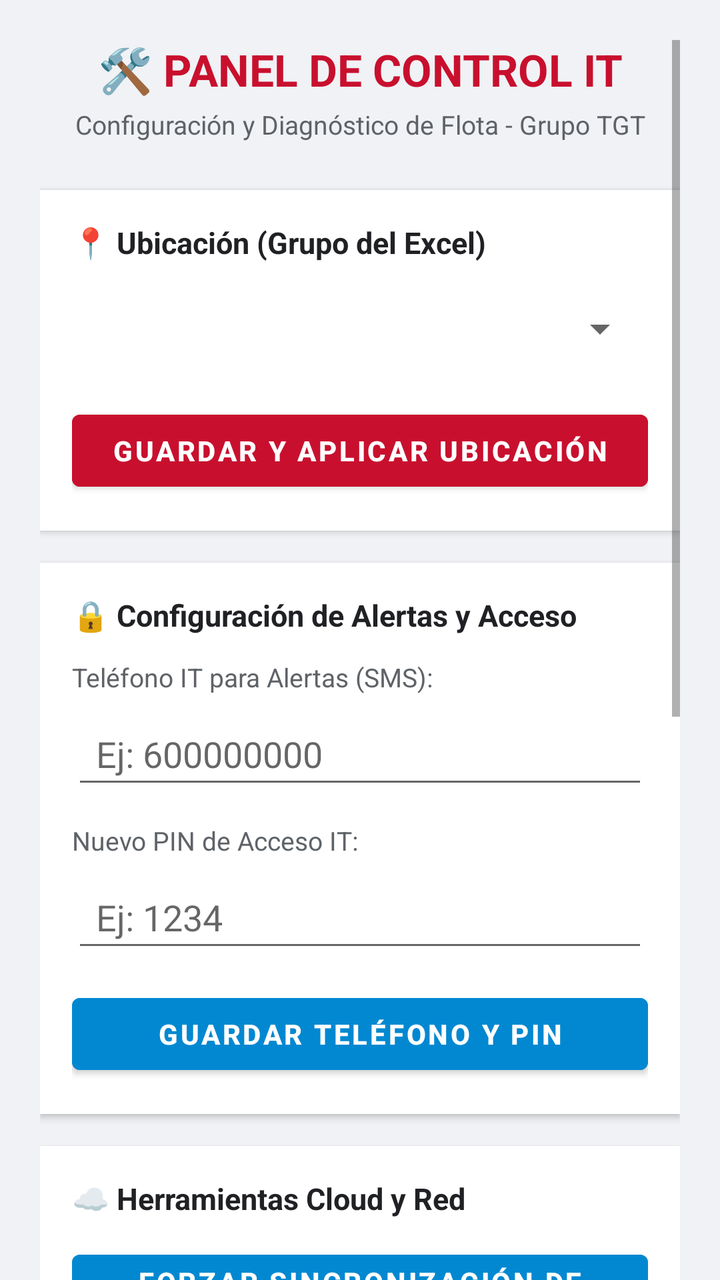
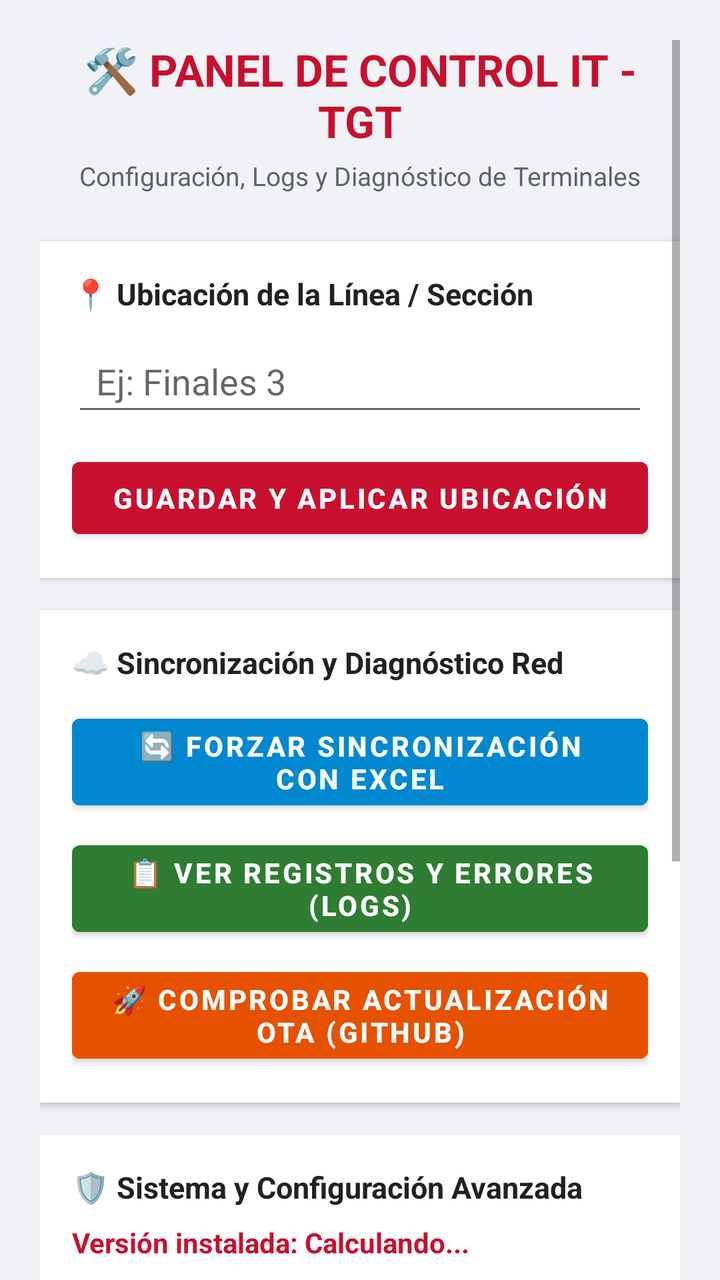

Screens rendered from an Android XML layout before and after an edit, with the pre-edit source and the edit as a unified diff.
<!-- AndroidManifest.xml: application theme Theme.LauncherKioscoTGT -->
<!-- res/layout/activity_it.xml -->
<?xml version="1.0" encoding="utf-8"?>
<ScrollView xmlns:android="http://schemas.android.com/apk/res/android"
    android:layout_width="match_parent"
    android:layout_height="match_parent"
    android:background="#F0F2F5"
    android:fillViewport="true"
    android:clipToPadding="false"
    android:paddingLeft="20dp"
    android:paddingTop="20dp"
    android:paddingRight="20dp"
    android:paddingBottom="80dp">

    <LinearLayout
        android:layout_width="match_parent"
        android:layout_height="wrap_content"
        android:orientation="vertical">

        
        <TextView
            android:layout_width="match_parent"
            android:layout_height="wrap_content"
            android:gravity="center"
            android:text="🛠️ PANEL DE CONTROL IT"
            android:textColor="#C8102E"
            android:textSize="22sp"
            android:textStyle="bold"
            android:layout_marginBottom="4dp" />

        <TextView
            android:layout_width="match_parent"
            android:layout_height="wrap_content"
            android:gravity="center"
            android:text="Configuración y Diagnóstico de Flota - Grupo TGT"
            android:textColor="#5F6368"
            android:textSize="13sp"
            android:layout_marginBottom="24dp" />

        
        <LinearLayout
            android:layout_width="match_parent"
            android:layout_height="wrap_content"
            android:background="#FFFFFF"
            android:orientation="vertical"
            android:padding="16dp"
            android:layout_marginBottom="16dp"
            android:elevation="2dp">

            <TextView
                android:layout_width="match_parent"
                android:layout_height="wrap_content"
                android:text="📍 Ubicación (Grupo del Excel)"
                android:textColor="#202124"
                android:textSize="15sp"
                android:textStyle="bold"
                android:layout_marginBottom="8dp" />

            <Spinner
                android:id="@+id/spinnerUbicaciones"
                android:layout_width="match_parent"
                android:layout_height="50dp"
                android:layout_marginBottom="12dp" />

            <Button
                android:id="@+id/btnGuardarUbicacion"
                android:layout_width="match_parent"
                android:layout_height="wrap_content"
                android:backgroundTint="#C8102E"
                android:text="Guardar y Aplicar Ubicación"
                android:textColor="#FFFFFF"
                android:textStyle="bold" />
        </LinearLayout>

        
        <LinearLayout
            android:layout_width="match_parent"
            android:layout_height="wrap_content"
            android:background="#FFFFFF"
            android:orientation="vertical"
            android:padding="16dp"
            android:layout_marginBottom="16dp"
            android:elevation="2dp">

            <TextView
                android:layout_width="match_parent"
                android:layout_height="wrap_content"
                android:text="🔒 Configuración de Alertas y Acceso"
                android:textColor="#202124"
                android:textSize="15sp"
                android:textStyle="bold"
                android:layout_marginBottom="12dp" />

            <TextView
                android:layout_width="match_parent"
                android:layout_height="wrap_content"
                android:text="Teléfono IT para Alertas (SMS):"
                android:textColor="#5F6368"
                android:textSize="13sp"
                android:layout_marginBottom="4dp" />

            <EditText
                android:id="@+id/etTelefonoIT"
                android:layout_width="match_parent"
                android:layout_height="48dp"
                android:inputType="phone"
                android:hint="Ej: 600000000"
                android:paddingHorizontal="12dp"
                android:layout_marginBottom="12dp" />

            <TextView
                android:layout_width="match_parent"
                android:layout_height="wrap_content"
                android:text="Nuevo PIN de Acceso IT:"
                android:textColor="#5F6368"
                android:textSize="13sp"
                android:layout_marginBottom="4dp" />

            <EditText
                android:id="@+id/etNuevoPin"
                android:layout_width="match_parent"
                android:layout_height="48dp"
                android:inputType="textPassword"
                android:hint="Ej: 1234"
                android:paddingHorizontal="12dp"
                android:layout_marginBottom="12dp" />

            <Button
                android:id="@+id/btnGuardarCredenciales"
                android:layout_width="match_parent"
                android:layout_height="wrap_content"
                android:backgroundTint="#0288D1"
                android:text="Guardar Teléfono y PIN"
                android:textColor="#FFFFFF"
                android:textStyle="bold" />
        </LinearLayout>

        
        <LinearLayout
            android:layout_width="match_parent"
            android:layout_height="wrap_content"
            android:background="#FFFFFF"
            android:orientation="vertical"
            paddin="16dp"
            android:padding="16dp"
            android:layout_marginBottom="16dp"
            android:elevation="2dp">

            <TextView
                android:layout_width="match_parent"
                android:layout_height="wrap_content"
                android:text="☁️ Herramientas Cloud y Red"
                android:textColor="#202124"
                android:textSize="15sp"
                android:textStyle="bold"
                android:layout_marginBottom="12dp" />

            <Button
                android:id="@+id/btnTestSincro"
                android:layout_width="match_parent"
                android:layout_height="wrap_content"
                android:backgroundTint="#0288D1"
                android:text="Forzar Sincronización de Agenda (Excel)"
                android:textColor="#FFFFFF"
                android:textStyle="bold"
                android:layout_marginBottom="8dp" />

            <Button
                android:id="@+id/btnForzarOTA"
                android:layout_width="match_parent"
                android:layout_height="wrap_content"
                android:backgroundTint="#E65100"
                android:text="Comprobar Actualización OTA (GitHub)"
                android:textColor="#FFFFFF"
                android:textStyle="bold" />
        </LinearLayout>

        
        <LinearLayout
            android:layout_width="match_parent"
            android:layout_height="wrap_content"
            android:background="#FFFFFF"
            android:orientation="vertical"
            android:padding="16dp"
            android:layout_marginBottom="24dp"
            android:elevation="2dp">

            <TextView
                android:layout_width="match_parent"
                android:layout_height="wrap_content"
                android:text="🛡️ Estado de Seguridad y Versión"
                android:textColor="#202124"
                android:textSize="15sp"
                android:textStyle="bold"
                android:layout_marginBottom="8dp" />

            <TextView
                android:id="@+id/tvEstadoKiosco"
                android:layout_width="match_parent"
                android:layout_height="wrap_content"
                android:text="Comprobando sistema..."
                android:textColor="#5F6368"
                android:textSize="13sp"
                android:layout_marginBottom="12dp" />

            <Button
                android:id="@+id/btnAbrirAjustesAndroid"
                android:layout_width="match_parent"
                android:layout_height="wrap_content"
                android:backgroundTint="#424242"
                android:text="Abrir Ajustes Generales de Android"
                android:textColor="#FFFFFF"
                android:textStyle="bold" />
        </LinearLayout>

        
        <Button
            android:id="@+id/btnCerrarPanelIT"
            android:layout_width="match_parent"
            android:layout_height="60dp"
            android:backgroundTint="#202124"
            android:text="Cerrar Panel y Volver al Launcher"
            android:textColor="#FFFFFF"
            android:textStyle="bold"
            android:layout_marginBottom="20dp" />

    </LinearLayout>
</ScrollView>
<!-- resources referenced by this layout -->
<resources>
  <style name="Theme.LauncherKioscoTGT" parent="Theme.MaterialComponents.Light.NoActionBar">
          
          <item name="colorPrimary">#C8102E</item>
          <item name="colorPrimaryVariant">#990C23</item>
          <item name="colorOnPrimary">#FFFFFF</item>
  
          <item name="colorSecondary">#03DAC6</item>
          <item name="colorSecondaryVariant">#018786</item>
          <item name="colorOnSecondary">#000000</item>
  
          <item name="android:statusBarColor">#F8F9FA</item>
          <item name="android:windowLightStatusBar">true</item>
      </style>
</resources>

<!-- the commit's change to res/layout/activity_it.xml (unified diff, before → after) -->
@@ -15,12 +15,11 @@
         android:layout_height="wrap_content"
         android:orientation="vertical">
 
-        
         <TextView
             android:layout_width="match_parent"
             android:layout_height="wrap_content"
             android:gravity="center"
-            android:text="🛠️ PANEL DE CONTROL IT"
+            android:text="🛠️ PANEL DE CONTROL IT - TGT"
             android:textColor="#C8102E"
             android:textSize="22sp"
             android:textStyle="bold"
@@ -30,12 +29,11 @@
             android:layout_width="match_parent"
             android:layout_height="wrap_content"
             android:gravity="center"
-            android:text="Configuración y Diagnóstico de Flota - Grupo TGT"
+            android:text="Configuración, Logs y Diagnóstico de Terminales"
             android:textColor="#5F6368"
             android:textSize="13sp"
             android:layout_marginBottom="24dp" />
 
-        
         <LinearLayout
             android:layout_width="match_parent"
             android:layout_height="wrap_content"
@@ -48,20 +46,23 @@
             <TextView
                 android:layout_width="match_parent"
                 android:layout_height="wrap_content"
-                android:text="📍 Ubicación (Grupo del Excel)"
+                android:text="📍 Ubicación de la Línea / Sección"
                 android:textColor="#202124"
                 android:textSize="15sp"
                 android:textStyle="bold"
                 android:layout_marginBottom="8dp" />
 
-            <Spinner
-                android:id="@+id/spinnerUbicaciones"
+            <EditText
+                android:id="@+id/etUbicacion"
                 android:layout_width="match_parent"
-                android:layout_height="50dp"
+                android:layout_height="48dp"
+                android:hint="Ej: Finales 3"
+                android:inputType="text"
+                android:paddingHorizontal="12dp"
                 android:layout_marginBottom="12dp" />
 
             <Button
-                android:id="@+id/btnGuardarUbicacion"
+                android:id="@+id/btnGuardarConfig"
                 android:layout_width="match_parent"
                 android:layout_height="wrap_content"
                 android:backgroundTint="#C8102E"
@@ -70,7 +71,6 @@
                 android:textStyle="bold" />
         </LinearLayout>
 
-        
         <LinearLayout
             android:layout_width="match_parent"
             android:layout_height="wrap_content"
@@ -83,71 +83,7 @@
             <TextView
                 android:layout_width="match_parent"
                 android:layout_height="wrap_content"
-                android:text="🔒 Configuración de Alertas y Acceso"
-                android:textColor="#202124"
-                android:textSize="15sp"
-                android:textStyle="bold"
-                android:layout_marginBottom="12dp" />
-
-            <TextView
-                android:layout_width="match_parent"
-                android:layout_height="wrap_content"
-                android:text="Teléfono IT para Alertas (SMS):"
-                android:textColor="#5F6368"
-                android:textSize="13sp"
-                android:layout_marginBottom="4dp" />
-
-            <EditText
-                android:id="@+id/etTelefonoIT"
-                android:layout_width="match_parent"
-                android:layout_height="48dp"
-                android:inputType="phone"
-                android:hint="Ej: 600000000"
-                android:paddingHorizontal="12dp"
-                android:layout_marginBottom="12dp" />
-
-            <TextView
-                android:layout_width="match_parent"
-                android:layout_height="wrap_content"
-                android:text="Nuevo PIN de Acceso IT:"
-                android:textColor="#5F6368"
-                android:textSize="13sp"
-                android:layout_marginBottom="4dp" />
-
-            <EditText
-                android:id="@+id/etNuevoPin"
-                android:layout_width="match_parent"
-                android:layout_height="48dp"
-                android:inputType="textPassword"
-                android:hint="Ej: 1234"
-                android:paddingHorizontal="12dp"
-                android:layout_marginBottom="12dp" />
-
-            <Button
-                android:id="@+id/btnGuardarCredenciales"
-                android:layout_width="match_parent"
-                android:layout_height="wrap_content"
-                android:backgroundTint="#0288D1"
-                android:text="Guardar Teléfono y PIN"
-                android:textColor="#FFFFFF"
-                android:textStyle="bold" />
-        </LinearLayout>
-
-        
-        <LinearLayout
-            android:layout_width="match_parent"
-            android:layout_height="wrap_content"
-            android:background="#FFFFFF"
-            android:orientation="vertical"
-            paddin="16dp"
-            android:padding="16dp"
-            android:layout_marginBottom="16dp"
-            android:elevation="2dp">
-
-            <TextView
-                android:layout_width="match_parent"
-                android:layout_height="wrap_content"
-                android:text="☁️ Herramientas Cloud y Red"
+                android:text="☁️ Sincronización y Diagnóstico Red"
                 android:textColor="#202124"
                 android:textSize="15sp"
                 android:textStyle="bold"
@@ -158,7 +94,17 @@
                 android:layout_width="match_parent"
                 android:layout_height="wrap_content"
                 android:backgroundTint="#0288D1"
-                android:text="Forzar Sincronización de Agenda (Excel)"
+                android:text="🔄 Forzar Sincronización con Excel"
+                android:textColor="#FFFFFF"
+                android:textStyle="bold"
+                android:layout_marginBottom="8dp" />
+
+            <Button
+                android:id="@+id/btnVerLogsIt"
+                android:layout_width="match_parent"
+                android:layout_height="wrap_content"
+                android:backgroundTint="#2E7D32"
+                android:text="📋 Ver Registros y Errores (Logs)"
                 android:textColor="#FFFFFF"
                 android:textStyle="bold"
                 android:layout_marginBottom="8dp" />
@@ -168,12 +114,11 @@
                 android:layout_width="match_parent"
                 android:layout_height="wrap_content"
                 android:backgroundTint="#E65100"
-                android:text="Comprobar Actualización OTA (GitHub)"
+                android:text="🚀 Comprobar Actualización OTA (GitHub)"
                 android:textColor="#FFFFFF"
                 android:textStyle="bold" />
         </LinearLayout>
 
-        
         <LinearLayout
             android:layout_width="match_parent"
             android:layout_height="wrap_content"
@@ -186,17 +131,28 @@
             <TextView
                 android:layout_width="match_parent"
                 android:layout_height="wrap_content"
-                android:text="🛡️ Estado de Seguridad y Versión"
+                android:text="🛡️ Sistema y Configuración Avanzada"
                 android:textColor="#202124"
                 android:textSize="15sp"
                 android:textStyle="bold"
                 android:layout_marginBottom="8dp" />
 
+            
+            <TextView
+                android:id="@+id/tvVersionApp"
+                android:layout_width="match_parent"
+                android:layout_height="wrap_content"
+                android:text="Versión instalada: Calculando..."
+                android:textColor="#C8102E"
+                android:textSize="14sp"
+                android:textStyle="bold"
+                android:layout_marginBottom="6dp" />
+
             <TextView
                 android:id="@+id/tvEstadoKiosco"
                 android:layout_width="match_parent"
                 android:layout_height="wrap_content"
-                android:text="Comprobando sistema..."
+                android:text="Modo Kiosco / Control de Dispositivo Activo"
                 android:textColor="#5F6368"
                 android:textSize="13sp"
                 android:layout_marginBottom="12dp" />
@@ -211,7 +167,6 @@
                 android:textStyle="bold" />
         </LinearLayout>
 
-        
         <Button
             android:id="@+id/btnCerrarPanelIT"
             android:layout_width="match_parent"
